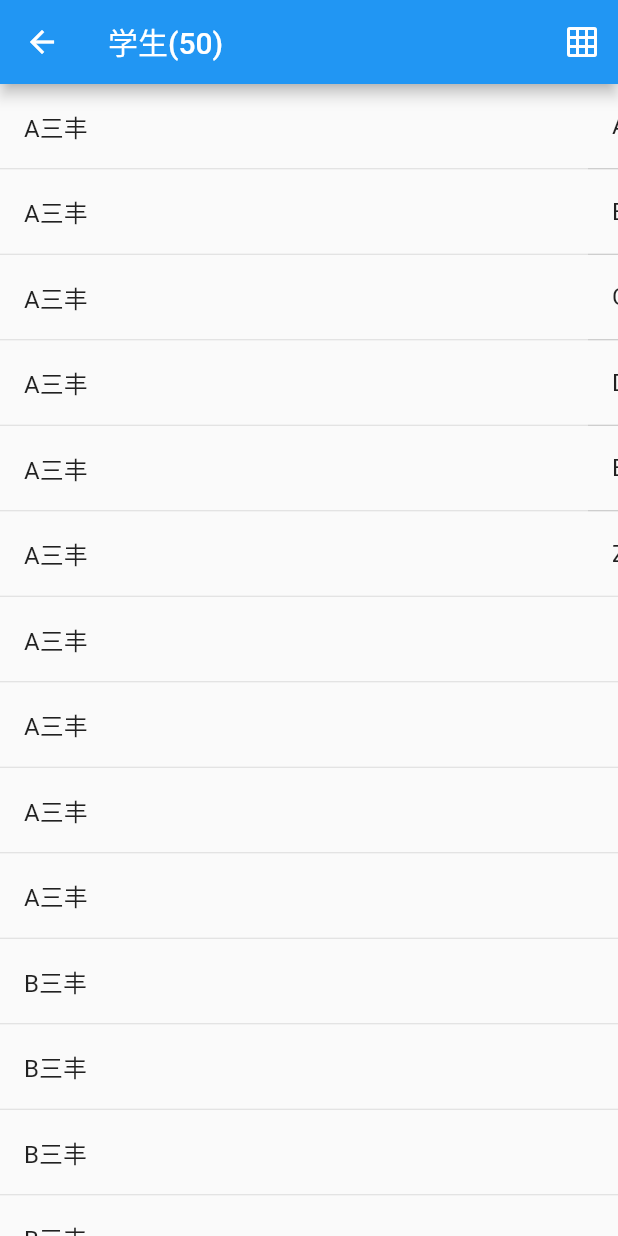
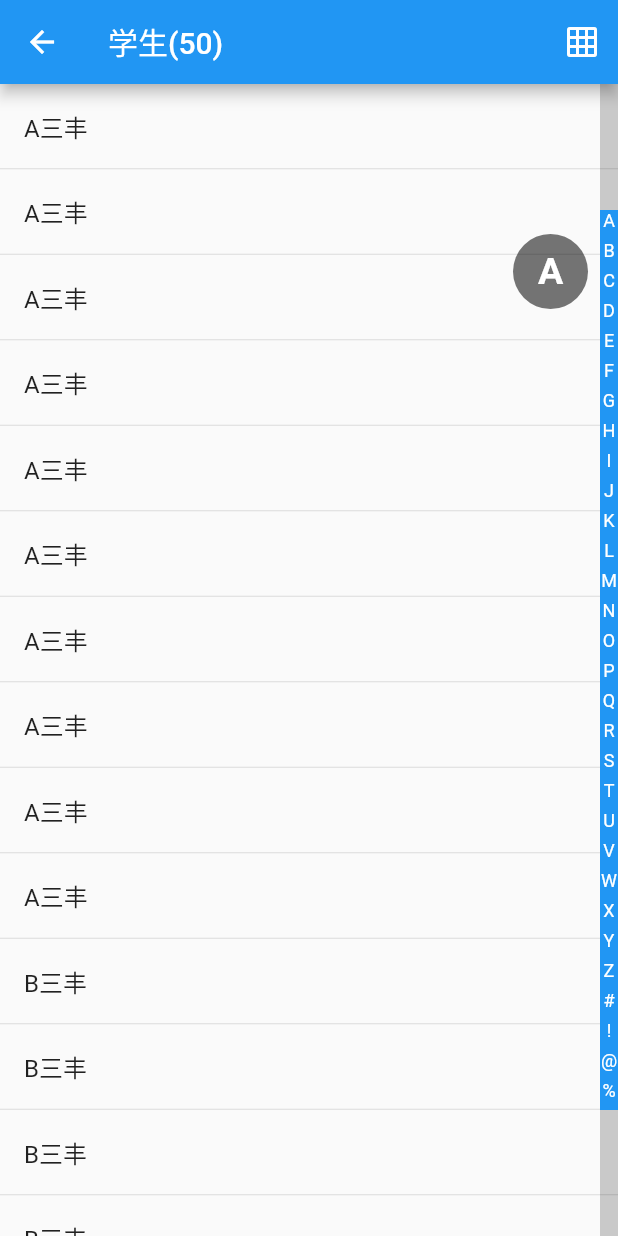
Before and after one commit to GuuHeng/SmartEducation, a Flutter app: the StudentsPage screen opened directly, after a tap on the "menu" icon, on a phone screen of 412 x 824 dp. Run offline on Flutter 3.47's test engine with Material 2 defaults, Android fonts, the phone set to English and light mode, and no system bars; our stand-ins replace flutter_easyloading, shared_preferences, sqflite, time; missing offline and left inert: dart:ffi; accounts and stored records are empty; network calls fail.

Commit message:
no message

```diff
--- a/lib/main.dart
+++ b/lib/main.dart
@@ -1,6 +1,6 @@
 import 'package:flutter/material.dart';
-import 'package:smart_education/root/smart_education.dart';
-import 'root/splash.dart';
+import 'package:smart_education/pages/root/smart_education.dart';
+import 'pages/root/splash.dart';
 import 'pages/timetable/timetable.dart';
 import 'pages/timetable/weekday_timetable.dart';
 import 'package:flutter_easyloading/flutter_easyloading.dart';
--- a/lib/pages/class/students_page.dart
+++ b/lib/pages/class/students_page.dart
@@ -12,9 +12,42 @@ enum StudentsListStyle { list, grid }
 
 class _StudentsState extends State<StudentsPage> {
   List studentsList = [];
-  List letterIndexList = ['A', 'B', 'C', 'D', 'E', 'Z'];
+  List letterIndexList = [
+    'A',
+    'B',
+    'C',
+    'D',
+    'E',
+    'F',
+    'G',
+    'H',
+    'I',
+    'J',
+    'K',
+    'L',
+    'M',
+    'N',
+    'O',
+    'P',
+    'Q',
+    'R',
+    'S',
+    'T',
+    'U',
+    'V',
+    'W',
+    'X',
+    'Y',
+    'Z',
+    '#',
+    '!',
+    '@',
+    '%'
+  ];
   StudentsListStyle _listStyle = StudentsListStyle.grid;
   IconData _rightIcon = Icons.menu;
+  int letterSelectedIndex = 0;
+  double letterSelectedPositionY = 100.0;
 
   @override
   void initState() {
@@ -52,17 +85,22 @@ class _StudentsState extends State<StudentsPage> {
                 icon: Icon(_rightIcon))
           ],
         ),
-        body: _listStyle == StudentsListStyle.list ? setupListView() : setupGridView());
+        body: _listStyle == StudentsListStyle.list
+            ? setupListView()
+            : setupGridView());
   }
 
   _switchListStyle() {
-    _listStyle =
-        _listStyle == StudentsListStyle.list ? StudentsListStyle.grid : StudentsListStyle.list;
-    _rightIcon = _listStyle == StudentsListStyle.list ? Icons.grid_on : Icons.menu;
+    _listStyle = _listStyle == StudentsListStyle.list
+        ? StudentsListStyle.grid
+        : StudentsListStyle.list;
+    _rightIcon =
+        _listStyle == StudentsListStyle.list ? Icons.grid_on : Icons.menu;
     setState(() {});
   }
 
   Stack setupListView() {
+    final letterIndexHeight = 20.0;
     return Stack(
       children: [
         Positioned(
@@ -88,24 +126,62 @@ class _StudentsState extends State<StudentsPage> {
             top: 0,
             bottom: 0,
             right: 0,
-            width: 20,
+            width: 12,
             child: Container(
-              child: ListView.separated(
-                  itemBuilder: (BuildContext context, int index) {
-                    String name = letterIndexList[index];
-                    return ListTile(
-                      title: Text(name),
-                    );
-                  },
-                  separatorBuilder: (BuildContext context, int index) {
-                    return Divider(
-                      height: 1,
-                    );
-                  },
-                  itemCount: letterIndexList.length),
-            ))
+                color: Color.fromARGB(50, 0, 0, 0),
+                child: Center(
+                    heightFactor: 5,
+                    child: Container(
+                        color: Colors.blue,
+                        height: letterIndexList.length * letterIndexHeight,
+                        child: GestureDetector(
+                          child: ListView.builder(
+                              itemCount: letterIndexList.length,
+                              itemBuilder: (BuildContext context, int index) {
+                                String name = letterIndexList[index];
+                                return SizedBox(
+                                    height: letterIndexHeight,
+                                    child: Text(
+                                      name,
+                                      textAlign: TextAlign.center,
+                                      style: TextStyle(
+                                          fontSize: 12, color: Colors.white),
+                                    ));
+                              }),
+                          onVerticalDragStart: (details) {
+                            double y = details.localPosition.dy;
+                            int index = y ~/ letterIndexHeight; // ~/取整
+                            letterSelectedPositionY = index * letterIndexHeight;
+
+                            setState(() {
+                              letterSelectedIndex = index;
+                            });
+                          },
+                        ))))),
+        Positioned(
+            right: 20,
+            width: 50,
+            height: 50,
+            top: 100,
+            child: Container(
+                decoration: BoxDecoration(
+                    color: Colors.black54,
+                    borderRadius: BorderRadius.all(Radius.circular(25))),
+                child: Center(
+                  child: Text(
+                    letterIndexList[letterSelectedIndex],
+                    style: TextStyle(
+                        color: Colors.white,
+                        fontSize: 25,
+                        fontWeight: FontWeight.bold),
+                  ),
+                )))
       ],
     );
+  }
+
+  Widget updateLetterPosition() {
+
   }
 
   GridView setupGridView() {
@@ -118,7 +194,8 @@ class _StudentsState extends State<StudentsPage> {
         return GestureDetector(
           child: Container(
             decoration: BoxDecoration(
-                borderRadius: BorderRadius.all(Radius.circular(8)), color: Colors.blue[100]),
+                borderRadius: BorderRadius.all(Radius.circular(8)),
+                color: Colors.blue[100]),
             child: Center(child: Text(name)),
           ),
           onTap: () {
--- a/lib/pages/login_page.dart
+++ b/lib/pages/login_page.dart
@@ -1,6 +1,6 @@
 import 'package:flutter/material.dart';
 import 'package:smart_education/usercenter/usercenter.dart';
-import 'package:smart_education/root/smart_education.dart';
+import 'package:smart_education/pages/root/smart_education.dart';
 
 class LoginPage extends StatefulWidget {
   @override
--- a/lib/root/smart_education.dart
+++ b/lib/pages/root/smart_education.dart
@@ -1,12 +1,12 @@
 import 'package:flutter/material.dart';
-import 'package:smart_education/root/smart_education.dart';
+import 'package:smart_education/pages/root/smart_education.dart';
 import 'package:smart_education/pages/class/class_page.dart';
 import 'package:smart_education/pages/mine_page.dart';
 import 'package:smart_education/pages/timetable/timetable.dart';
 import 'package:smart_education/util/constant.dart';
 
-import '../pages/timetable/timetable_settings.dart';
-import '../util/database/database_manager.dart';
+import '../timetable/timetable_settings.dart';
+import '../../util/database/database_manager.dart';
 
 class SmartEducation extends StatefulWidget {
   @override
--- a/lib/root/splash.dart
+++ b/lib/pages/root/splash.dart
@@ -1,7 +1,7 @@
 import 'package:flutter/material.dart';
 import 'package:smart_education/usercenter/LoginUser.dart';
 import 'package:smart_education/util/SharedPreferencesUtil.dart';
-import 'package:smart_education/root/smart_education.dart';
+import 'package:smart_education/pages/root/smart_education.dart';
 import 'package:smart_education/usercenter/usercenter.dart';
 import 'package:smart_education/util/device.dart';
 import 'package:smart_education/pages/login_page.dart';
```
Also changed, not shown: 4 other files.
